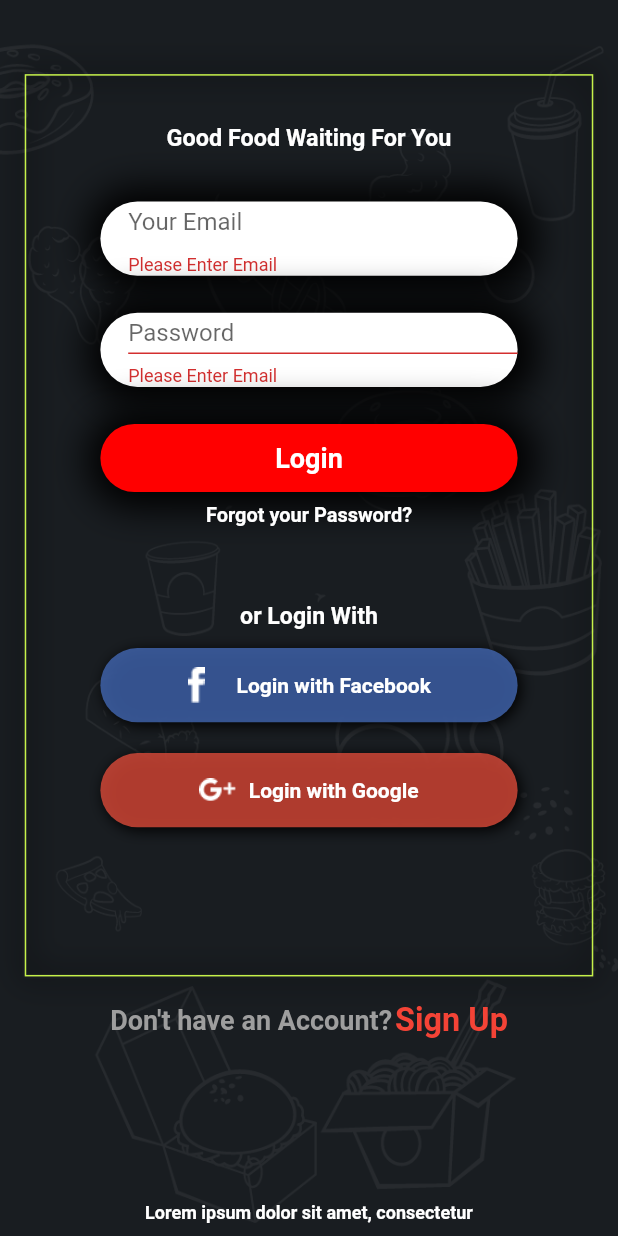
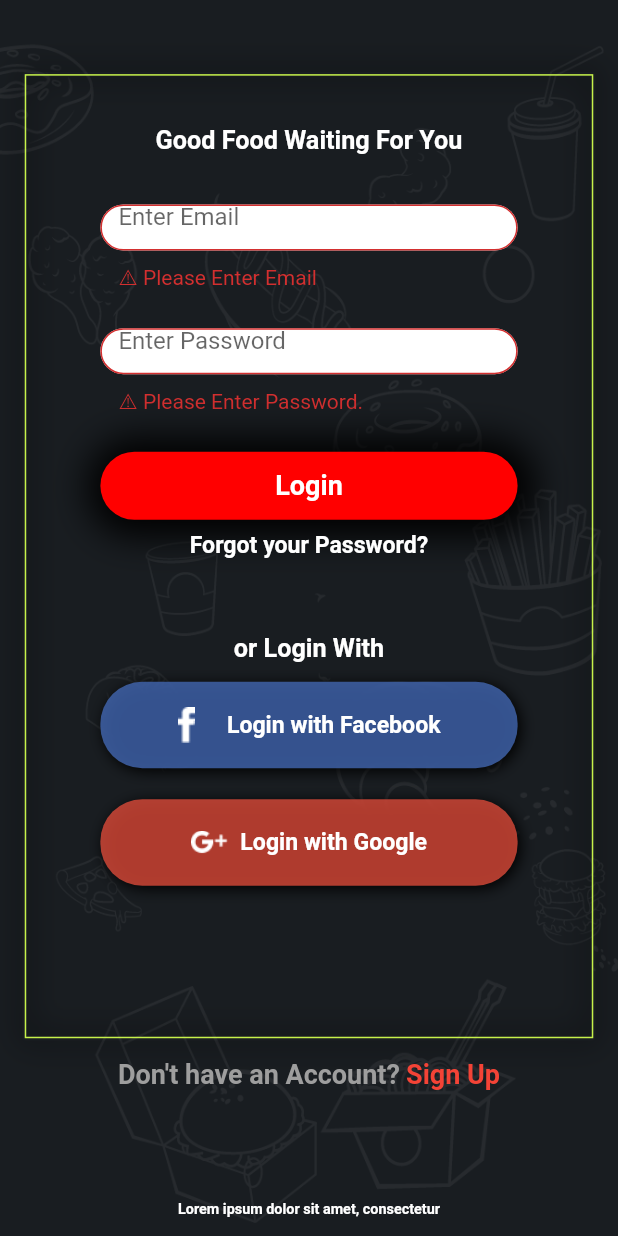
Before and after one commit to axelrod69/etiano_final, a Flutter app: the screen it shows after launch, after a tap on "Login", on a phone screen of 412 x 824 dp. Run offline on Flutter 3.47's test engine with Material 2 defaults, Android fonts, the phone set to English and light mode, and no system bars; our stand-ins replace carousel_slider, curved_navigation_bar, flutter_rating_bar, fluttertoast, geocoding, geolocator and 5 more; missing offline and left inert: flutter_facebook_auth, http_auth, random_password_generator, razorpay_flutter.

Commit message:
payment&responsiveness

```diff
--- a/lib/screens/sign_in.dart
+++ b/lib/screens/sign_in.dart
@@ -12,8 +12,8 @@ class SignInState extends State<SignIn> {
     var height = MediaQuery.of(context).size.height;
     var width = MediaQuery.of(context).size.width;
     var statusBarPadding = MediaQuery.of(context).padding.top;
-    bool checkHeight = height > 800;
-    bool checkHeightTwo = height < 600;
+    bool tabLayout = width > 600;
+    bool largeLayout = width > 350 && width < 600;
 
     // TODO: implement build
     return Scaffold(
@@ -27,7 +27,7 @@ class SignInState extends State<SignIn> {
           // crossAxisAlignment: CrossAxisAlignment.center,
           children: [
             Container(
-              height: checkHeight
+              height: tabLayout
                   ? (height - statusBarPadding) * 0.80
                   : (height - statusBarPadding) * 0.85,
               // padding: const EdgeInsets.fromLTRB(10, 60, 10, 10),
@@ -48,13 +48,13 @@ class SignInState extends State<SignIn> {
               ),
             ),
             Container(
-              height: checkHeight
+              height: tabLayout
                   ? (height - MediaQuery.of(context).padding.top) * 0.20
                   : (height - MediaQuery.of(context).padding.top) * 0.15,
               width: double.infinity,
               padding: EdgeInsets.only(
-                  top: (height - statusBarPadding) * 0.01,
-                  bottom: (height - statusBarPadding) * 0.01),
+                  top: (height - statusBarPadding) * 0.006,
+                  bottom: (height - statusBarPadding) * 0.015),
               // color: Colors.green,
               child: Column(
                 mainAxisAlignment: MainAxisAlignment.spaceBetween,
@@ -69,13 +69,13 @@ class SignInState extends State<SignIn> {
                         style: TextStyle(
                             color: Colors.grey,
                             fontWeight: FontWeight.bold,
-                            fontSize: checkHeightTwo
-                                ? 12
-                                : checkHeight
+                            fontSize: tabLayout
+                                ? 20
+                                : largeLayout
                                     ? 15
-                                    : 18),
+                                    : 12),
                       ),
-                      const SizedBox(width: 2),
+                      SizedBox(width: width * 0.01),
                       InkWell(
                         onTap: () {
                           Navigator.of(context)
@@ -88,11 +88,11 @@ class SignInState extends State<SignIn> {
                           style: TextStyle(
                               color: Colors.red,
                               fontWeight: FontWeight.bold,
-                              fontSize: checkHeightTwo
-                                  ? 12
-                                  : checkHeight
-                                      ? 18
-                                      : 15),
+                              fontSize: tabLayout
+                                  ? 20
+                                  : largeLayout
+                                      ? 15
+                                      : 12),
                         ),
                       )
                     ],
@@ -103,11 +103,11 @@ class SignInState extends State<SignIn> {
                         MediaQuery.of(context).textScaleFactor * 1.2,
                     style: TextStyle(
                         color: Colors.white,
-                        fontSize: checkHeightTwo
-                            ? 6
-                            : checkHeight
-                                ? 10
-                                : 8,
+                        fontSize: tabLayout
+                            ? 12
+                            : largeLayout
+                                ? 8
+                                : 6,
                         fontWeight: FontWeight.bold),
                   ),
                 ],
--- a/lib/widgets/logInSignIn/signIn.dart
+++ b/lib/widgets/logInSignIn/signIn.dart
@@ -40,16 +40,21 @@ class SignInFormState extends State<SignInForm> {
   Widget build(BuildContext context) {
     var height = MediaQuery.of(context).size.height;
     var width = MediaQuery.of(context).size.width;
-    bool checkHeight = height > 800;
-    bool checkHeightTwo = height < 600;
+    bool tabLayout = width > 600;
+    bool largeLayout = width > 350 && width < 600;
 
-    print('Height $height');
-    print('Width $width');
-    print('Check Height $checkHeight');
+    // print('Height $height');
+    // print('Width $width');
+    // print('Check Height $tabLayout')
 
     // TODO: implement build
     return Container(
-      padding: EdgeInsets.only(top: height * 0.04),
+      padding: EdgeInsets.only(
+          top: tabLayout
+              ? height * 0.08
+              : largeLayout
+                  ? height * 0.04
+                  : height * 0.02),
       decoration: BoxDecoration(
           border: Border.all(color: const Color.fromRGBO(198, 241, 74, 1))),
       child: Column(
@@ -59,10 +64,10 @@ class SignInFormState extends State<SignInForm> {
               textScaleFactor: MediaQuery.of(context).textScaleFactor * 1.2,
               style: TextStyle(
                   color: Colors.white,
-                  fontSize: checkHeightTwo
-                      ? 9
-                      : checkHeight
-                          ? 13
+                  fontSize: tabLayout
+                      ? 18
+                      : largeLayout
+                          ? 14
                           : 10,
                   fontWeight: FontWeight.bold)),
           Padding(
@@ -73,106 +78,154 @@ class SignInFormState extends State<SignInForm> {
               key: _key,
               child: Column(
                 children: [
-                  Container(
-                    height: checkHeight ? height * 0.06 : height * 0.066,
-                    padding: EdgeInsets.only(left: width * 0.045),
-                    decoration: BoxDecoration(
-                        color: Colors.white,
-                        borderRadius: BorderRadius.circular(30),
-                        boxShadow: const [
-                          BoxShadow(
-                              color: Colors.black,
-                              blurRadius: 20,
-                              spreadRadius: 10,
-                              offset: Offset(2, 1))
-                        ]),
-                    child: checkHeightTwo
-                        ? TextFormField(
+                  SizedBox(
+                    height: height * 0.07,
+                    child: TextFormField(
+                      // controller: textController,
                       decoration: InputDecoration(
-                                // label: Text(
-                                //   'Your Email',
-                                //   textScaleFactor:
-                                //       MediaQuery.of(context).textScaleFactor * 1,
-                                // ),
                           errorStyle: TextStyle(
-                                    fontSize: checkHeightTwo
-                                        ? 8
-                                        : checkHeight
-                                            ? 6
-                                            : 7),
-                                hintText: 'Your Email',
-                                focusedBorder: InputBorder.none,
-                                border: InputBorder.none),
-                            keyboardType: TextInputType.emailAddress,
-                            textInputAction: TextInputAction.next,
-                            onFieldSubmitted: (_) => FocusScope.of(context)
-                                .requestFocus(_passwordFocus),
+                              fontSize: tabLayout
+                                  ? 16
+                                  : largeLayout
+                                      ? 14.0
+                                      : 10),
+                          // labelText: 'Hint text',
+                          hintText: 'Enter Email',
+                          hintStyle: TextStyle(),
+                          filled: true,
+                          fillColor: Colors.white,
+                          enabledBorder: OutlineInputBorder(
+                            borderRadius: BorderRadius.circular(30.0),
+                            borderSide: BorderSide(
+                              color: Colors.grey,
+                            ),
+                          ),
+                          focusedBorder: OutlineInputBorder(
+                              borderRadius: BorderRadius.circular(30.0),
+                              borderSide: BorderSide(
+                                color: Colors.blue,
+                              )),
+                          border: OutlineInputBorder(
+                              borderRadius: BorderRadius.circular(30.0),
+                              borderSide:
+                                  BorderSide(color: Colors.black, width: 1.0))),
+                      style: TextStyle(color: Colors.black),
                       validator: (email) {
                         if (email!.isEmpty) {
                           return '\u26A0 Please Enter Email';
-                              } else {
-                                inputEmail = email;
+                        }
                         return null;
-                              }
-                            },
-                          )
-                        : TextFormField(
-                            decoration: InputDecoration(
-                                label: Text(
-                                  'Your Email',
-                                  textScaleFactor:
-                                      MediaQuery.of(context).textScaleFactor *
-                                          1,
-                                ),
-                                focusedBorder: InputBorder.none,
-                                border: InputBorder.none),
-                            keyboardType: TextInputType.emailAddress,
-                            textInputAction: TextInputAction.next,
-                            onFieldSubmitted: (_) => FocusScope.of(context)
-                                .requestFocus(_passwordFocus),
-                            validator: (email) {
-                              if (email!.isEmpty) {
-                                return 'Please Enter Email';
-                              } else {
-                                inputEmail = email;
-                                return null;
-                              }
                       },
                     ),
                   ),
+                  // Container(
+                  //     height: tabLayout
+                  //         ? height * 0.07
+                  //         : largeLayout
+                  //             ? height * 0.06
+                  //             : height * 0.066,
+                  //     // padding: EdgeInsets.only(left: width * 0.045),
+                  //     decoration: BoxDecoration(
+                  //         color: Colors.white,
+                  //         borderRadius: BorderRadius.circular(30),
+                  //         boxShadow: const [
+                  //           BoxShadow(
+                  //               color: Colors.black,
+                  //               blurRadius: 20,
+                  //               spreadRadius: 10,
+                  //               offset: Offset(2, 1))
+                  //         ]),
+                  //     // child: TextFormField(
+                  //     //   decoration: InputDecoration(
+                  //     //       errorStyle: TextStyle(
+                  //     //           fontSize: largeLayout
+                  //     //               ? 8
+                  //     //               : tabLayout
+                  //     //                   ? 6
+                  //     //                   : 7),
+                  //     //       hintText: 'Your Email',
+                  //     //       focusedBorder: InputBorder.none,
+                  //     //       border: InputBorder.none),
+                  //     //   keyboardType: TextInputType.emailAddress,
+                  //     //   textInputAction: TextInputAction.next,
+                  //     //   onFieldSubmitted: (_) =>
+                  //     //       FocusScope.of(context).requestFocus(_passwordFocus),
+                  //     //   validator: (email) {
+                  //     //     if (email!.isEmpty) {
+                  //     //       return '\u26A0 Please Enter Email';
+                  //     //     } else {
+                  //     //       inputEmail = email;
+                  //     //       return null;
+                  //     //     }
+                  //     //   },
+                  //     // )
+                  //     child: TextFormField(
+                  //         // controller: textController,
+                  //         decoration: InputDecoration(
+                  //             errorStyle: TextStyle(fontSize: 5.0),
+                  //             // labelText: 'Hint text',
+                  //             filled: true,
+                  //             fillColor: Colors.white,
+                  //             enabledBorder: OutlineInputBorder(
+                  //               borderRadius: BorderRadius.circular(25.0),
+                  //               borderSide: BorderSide(
+                  //                 color: Colors.grey,
+                  //               ),
+                  //             ),
+                  //             focusedBorder: OutlineInputBorder(
+                  //                 borderRadius: BorderRadius.circular(25.0),
+                  //                 borderSide: BorderSide(
+                  //                   color: Colors.blue,
+                  //                 )),
+                  //             border: OutlineInputBorder(
+                  //                 borderRadius: BorderRadius.circular(25.0),
+                  //                 borderSide: BorderSide(
+                  //                     color: Colors.black, width: 1.0))),
+                  //         style: TextStyle(color: Colors.black),
+                  //         validator: (email) {
+                  //           if (email!.isEmpty) {
+                  //             return '\u26A0 Field is empty.';
+                  //           }
+                  //           return null;
+                  //         })),
                   SizedBox(height: height * 0.03),
-                  Container(
-                    height: checkHeight ? height * 0.06 : height * 0.066,
-                    padding: EdgeInsets.only(left: width * 0.045),
-                    decoration: BoxDecoration(
-                        color: Colors.white,
-                        borderRadius: BorderRadius.circular(30),
-                        boxShadow: const [
-                          BoxShadow(
-                              color: Colors.black,
-                              blurRadius: 20,
-                              spreadRadius: 10,
-                              offset: Offset(2, 1))
-                        ]),
+                  SizedBox(
+                    height: height * 0.07,
                     child: TextFormField(
-                      obscureText: true,
+                      // controller: textController,
                       decoration: InputDecoration(
-                        label: Text('Password',
-                            textScaleFactor:
-                                MediaQuery.of(context).textScaleFactor * 1),
-                        focusedBorder: InputBorder.none,
+                          errorStyle: TextStyle(
+                              fontSize: tabLayout
+                                  ? 16
+                                  : largeLayout
+                                      ? 14.0
+                                      : 10),
+                          // labelText: 'Hint text',
+                          hintText: 'Enter Password',
+                          hintStyle: TextStyle(),
+                          filled: true,
+                          fillColor: Colors.white,
+                          enabledBorder: OutlineInputBorder(
+                            borderRadius: BorderRadius.circular(30.0),
+                            borderSide: BorderSide(
+                              color: Colors.grey,
                             ),
-                      keyboardType: TextInputType.text,
-                      focusNode: _passwordFocus,
-                      onFieldSubmitted: (_) =>
-                          FocusScope.of(context).requestFocus(_passwordFocus),
-                      validator: (password) {
-                        if (password!.isEmpty) {
-                          return 'Please Enter Email';
-                        } else {
-                          inputPassword = password;
+                          ),
+                          focusedBorder: OutlineInputBorder(
+                              borderRadius: BorderRadius.circular(30.0),
+                              borderSide: BorderSide(
+                                color: Colors.blue,
+                              )),
+                          border: OutlineInputBorder(
+                              borderRadius: BorderRadius.circular(30.0),
+                              borderSide:
+                                  BorderSide(color: Colors.black, width: 1.0))),
+                      style: TextStyle(color: Colors.black),
+                      validator: (email) {
+                        if (email!.isEmpty) {
+                          return '\u26A0 Please Enter Password.';
+                        }
                         return null;
-                        }
                       },
                     ),
                   ),
@@ -205,7 +258,7 @@ class SignInFormState extends State<SignInForm> {
                       Navigator.of(context).pushNamed('/forgot-password');
                     },
                     child: Text('Forgot your Password?',
-                        textScaleFactor: checkHeight
+                        textScaleFactor: tabLayout
                             ? MediaQuery.of(context).textScaleFactor * 0.95
                             : MediaQuery.of(context).textScaleFactor * 1.1,
                         style: TextStyle(
@@ -213,7 +266,7 @@ class SignInFormState extends State<SignInForm> {
                   ),
                   SizedBox(height: height * 0.06),
                   Text('or Login With',
-                      textScaleFactor: checkHeight
+                      textScaleFactor: tabLayout
                           ? MediaQuery.of(context).textScaleFactor * 1.1
                           : MediaQuery.of(context).textScaleFactor * 1.2,
                       style: TextStyle(
@@ -221,7 +274,7 @@ class SignInFormState extends State<SignInForm> {
                   InkWell(
                     onTap: facebookSignIn,
                     child: Container(
-                      height: checkHeight ? height * 0.06 : height * 0.07,
+                      height: tabLayout ? height * 0.06 : height * 0.07,
                       width: double.infinity,
                       margin: EdgeInsets.only(
                           top: height * 0.015, bottom: height * 0.025),
@@ -242,7 +295,7 @@ class SignInFormState extends State<SignInForm> {
                               width: width * 0.03, height: height * 0.03),
                           SizedBox(width: width * 0.05),
                           Text('Login with Facebook',
-                              textScaleFactor: checkHeight
+                              textScaleFactor: tabLayout
                                   ? MediaQuery.of(context).textScaleFactor * 1
                                   : MediaQuery.of(context).textScaleFactor *
                                       1.1,
@@ -256,7 +309,7 @@ class SignInFormState extends State<SignInForm> {
                   InkWell(
                     onTap: googleSignIn,
                     child: Container(
-                      height: checkHeight ? height * 0.06 : height * 0.07,
+                      height: tabLayout ? height * 0.06 : height * 0.07,
                       width: double.infinity,
                       // margin: EdgeInsets.only(bottom: height * 0.025),
                       decoration: BoxDecoration(
@@ -276,7 +329,7 @@ class SignInFormState extends State<SignInForm> {
                               width: width * 0.06, height: height * 0.06),
                           SizedBox(width: width * 0.02),
                           Text('Login with Google',
-                              textScaleFactor: checkHeight
+                              textScaleFactor: tabLayout
                                   ? MediaQuery.of(context).textScaleFactor * 1
                                   : MediaQuery.of(context).textScaleFactor *
                                       1.1,
```
Lines whose indentation alone changed are shown as unchanged.
